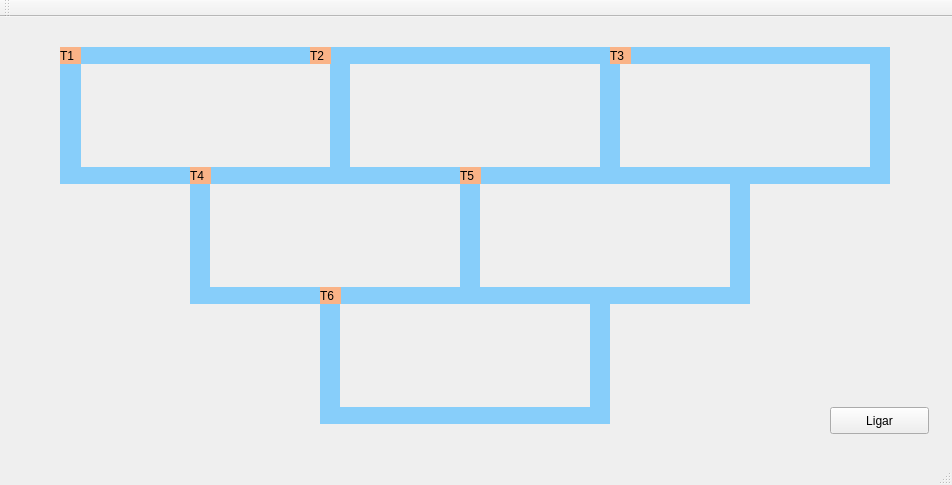
Qt form mainwindow.ui (rai-vitor/Trem) before a commit.
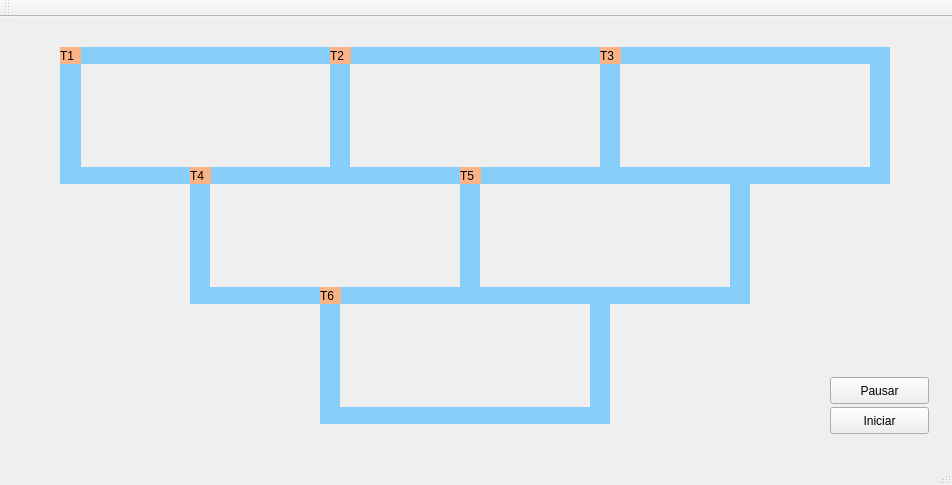
The same form after that commit.

Commit message: Botão pausar/resumir está funcionando

Diff of the .ui file:
```diff
--- a/mainwindow.ui
+++ b/mainwindow.ui
@@ -107,7 +107,7 @@
      </rect>
     </property>
     <property name="text">
-     <string>Ligar</string>
+     <string>Iniciar</string>
     </property>
    </widget>
    <widget class="QLabel" name="label_trilho3_2">
@@ -289,7 +289,7 @@
    <widget class="QLabel" name="label_trem2">
     <property name="geometry">
      <rect>
-      <x>310</x>
+      <x>330</x>
       <y>30</y>
       <width>21</width>
       <height>17</height>
@@ -305,7 +305,7 @@
    <widget class="QLabel" name="label_trem3">
     <property name="geometry">
      <rect>
-      <x>610</x>
+      <x>600</x>
       <y>30</y>
       <width>21</width>
       <height>17</height>
@@ -414,6 +414,19 @@
      <string>T6</string>
     </property>
    </widget>
+   <widget class="QPushButton" name="botao_pausar">
+    <property name="geometry">
+     <rect>
+      <x>830</x>
+      <y>360</y>
+      <width>99</width>
+      <height>27</height>
+     </rect>
+    </property>
+    <property name="text">
+     <string>Pausar</string>
+    </property>
+   </widget>
    <zorder>label_trilho3_8</zorder>
    <zorder>label_trilho3_6</zorder>
    <zorder>label_trilho3_4</zorder>
```
Left out of the diff: 5 changed lines with no effect on the pictures. The commit also changes 8 other files.
